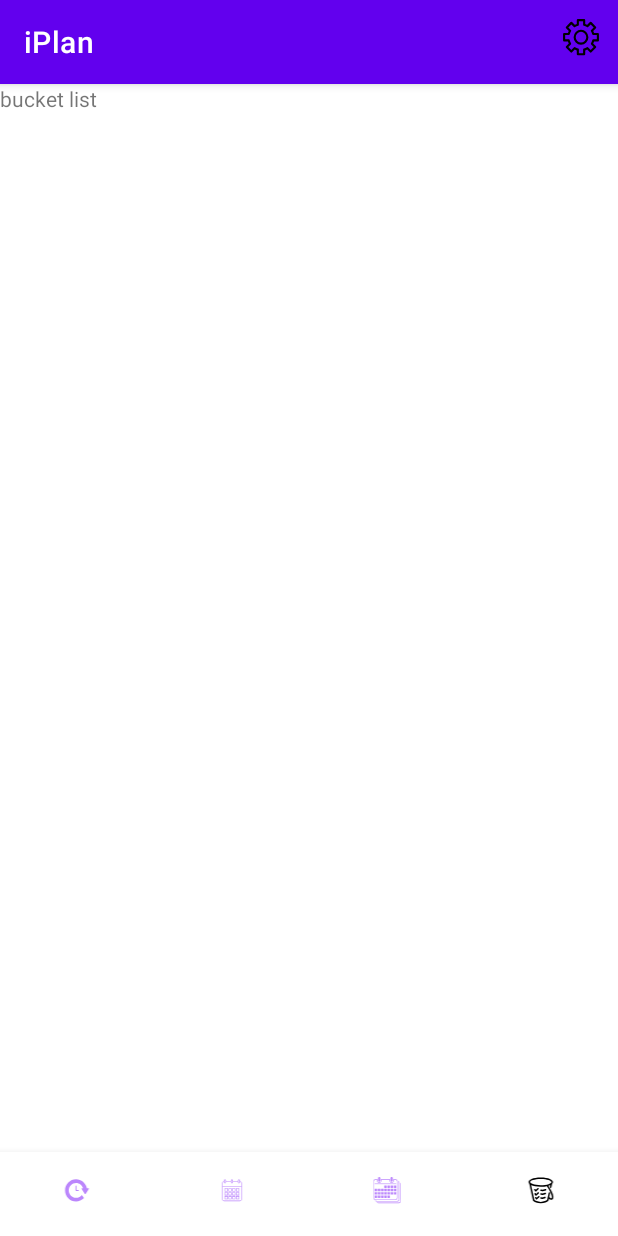
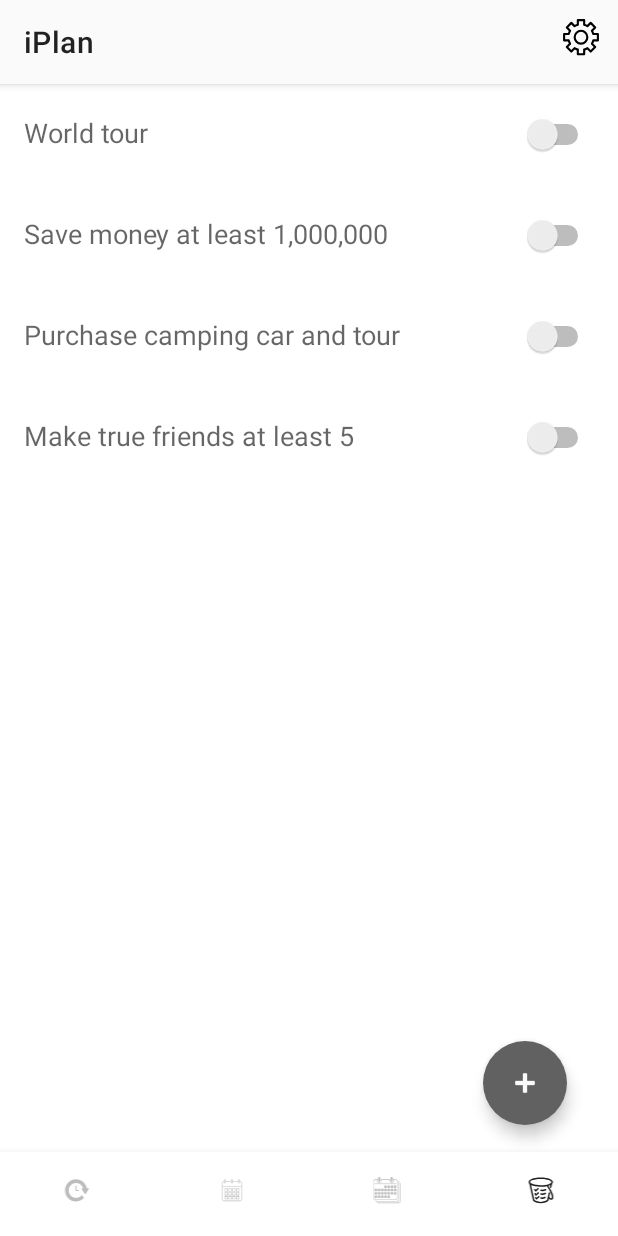
Before and after one commit to Henry-BH-Yoo/iPlan, an Android app: the screen it shows after launch (MainActivity), item 4 of the bottom bar chosen, on a phone screen of 412 x 824 dp. Run offline under Robolectric (Android 15) with nearby library versions, the phone set to English and light mode, and no system bars; our stand-ins replace Room's generated code; 2 statements that could not run were skipped.

Commit message:
add design

```diff
--- a/app/build.gradle
+++ b/app/build.gradle
@@ -38,8 +38,6 @@ dependencies {
     implementation 'androidx.legacy:legacy-support-v4:1.0.0'
     implementation "androidx.room:room-runtime:2.2.6"
     implementation 'org.projectlombok:lombok'
-    implementation 'org.projectlombok:lombok'
-    implementation 'org.projectlombok:lombok'
     implementation 'org.projectlombok:lombok:1.18.12'
     implementation 'androidx.preference:preference:1.1.1'
     annotationProcessor "androidx.room:room-compiler:2.2.6"
--- a/app/src/main/java/ca/on/conec/iplan/entity/User.java
+++ b/app/src/main/java/ca/on/conec/iplan/entity/User.java
@@ -8,7 +8,7 @@ import lombok.Data;
 
 @Entity
 @Data
-public class User {
+public class  User {
     @PrimaryKey (autoGenerate = true)
     public int uid;
 
--- a/app/src/main/java/ca/on/conec/iplan/fragment/BucketListFragment.java
+++ b/app/src/main/java/ca/on/conec/iplan/fragment/BucketListFragment.java
@@ -1,8 +1,10 @@
 package ca.on.conec.iplan.fragment;
 
+import android.app.ActionBar;
 import android.os.Bundle;
 
 import androidx.fragment.app.Fragment;
+import androidx.fragment.app.FragmentTransaction;
 import androidx.room.Room;
 
 import android.util.Log;
@@ -10,7 +12,10 @@ import android.view.LayoutInflater;
 import android.view.View;
 import android.view.ViewGroup;
 
+import com.google.android.material.floatingactionbutton.FloatingActionButton;
+
 import ca.on.conec.iplan.R;
+import ca.on.conec.iplan.activity.MainActivity;
 import ca.on.conec.iplan.database.AppDatabase;
 import ca.on.conec.iplan.entity.User;
 
@@ -27,7 +32,22 @@ public class BucketListFragment extends Fragment {
 
         View v = inflater.inflate(R.layout.fragment_bucket_list, container, false);
 
+        FloatingActionButton addBucketBtn = v.findViewById(R.id.addBucket);
+
+        addBucketBtn.setOnClickListener(new View.OnClickListener() {
+            @Override
+            public void onClick(View v) {
+                Fragment createBucketFragment = new CreateBucketFragment();
+                FragmentTransaction transaction = getActivity().getSupportFragmentManager().beginTransaction();
+                transaction.replace(R.id.main_area , createBucketFragment);
+                transaction.addToBackStack(null);
+                transaction.commit();
+            }
+        });
+
+
         //디비생성
+        /*
         AppDatabase db = AppDatabase.getAppDatabase(getActivity().getApplicationContext());
 
         User user = new User();
@@ -39,7 +59,7 @@ public class BucketListFragment extends Fragment {
             Log.i("INFO", "INSERT Obj");
             db.userDao().insertAll(user);
         }).start();
-
+        */
         return v;
     }
 }
--- a/app/src/main/res/layout/fragment_bucket_list.xml
+++ b/app/src/main/res/layout/fragment_bucket_list.xml
@@ -1,14 +1,127 @@
 <?xml version="1.0" encoding="utf-8"?>
 <FrameLayout xmlns:android="http://schemas.android.com/apk/res/android"
+    xmlns:app="http://schemas.android.com/apk/res-auto"
     xmlns:tools="http://schemas.android.com/tools"
     android:layout_width="match_parent"
     android:layout_height="match_parent"
-    tools:context=".fragment.BucketListFragment">
+    tools:context=".fragment.BucketListFragment"
+    android:layout_marginStart="16dp"
+    android:layout_marginEnd="16dp"
+    >
 
-    <!-- TODO: Update blank fragment layout -->
-    <TextView
+    <com.google.android.material.floatingactionbutton.FloatingActionButton
+        android:id="@+id/addBucket"
+        android:layout_width="match_parent"
+        android:layout_height="wrap_content"
+        android:layout_gravity="end|bottom"
+        android:layout_margin="18dp"
+        android:clickable="true"
+        app:tint="@color/gray_50"
+        android:backgroundTint="@color/gray_700"
+        app:borderWidth="0dp"
+        android:focusable="true"
+        app:srcCompat="@android:drawable/ic_input_add" />
+
+
+    <LinearLayout
         android:layout_width="match_parent"
         android:layout_height="match_parent"
-        android:text="bucket list" />
+        android:orientation="vertical">
+
+        <LinearLayout
+            android:layout_width="match_parent"
+            android:layout_height="wrap_content"
+            android:orientation="horizontal"
+            android:paddingTop="20dp"
+            android:paddingBottom="20dp">
+
+            <TextView
+                android:id="@+id/textView1"
+                android:layout_width="wrap_content"
+                android:layout_height="wrap_content"
+                android:layout_weight="3"
+                android:text="World tour"
+                android:textAppearance="@style/TextAppearance.AppCompat.Medium" />
+
+            <Switch
+                android:id="@+id/switch1"
+                android:layout_width="wrap_content"
+                android:layout_height="wrap_content"
+                android:layout_weight="1" />
+        </LinearLayout>
+
+        <LinearLayout
+            android:layout_width="match_parent"
+            android:layout_height="wrap_content"
+            android:orientation="horizontal"
+            android:paddingTop="20dp"
+            android:paddingBottom="20dp"
+            >
+
+            <TextView
+                android:id="@+id/textView2"
+                android:layout_width="wrap_content"
+                android:layout_height="wrap_content"
+                android:layout_weight="3"
+                android:text="Save money at least 1,000,000"
+                android:textAppearance="@style/TextAppearance.AppCompat.Medium" />
+
+            <Switch
+                android:id="@+id/switch2"
+                android:layout_width="wrap_content"
+                android:layout_height="wrap_content"
+                android:layout_weight="1"
+                />
+        </LinearLayout>
+
+        <LinearLayout
+            android:layout_width="match_parent"
+            android:layout_height="wrap_content"
+            android:orientation="horizontal"
+            android:paddingTop="20dp"
+            android:paddingBottom="20dp"
+            >
+
+            <TextView
+                android:id="@+id/textView3"
+                android:layout_width="wrap_content"
+                android:layout_height="wrap_content"
+                android:layout_weight="3"
+                android:text="Purchase camping car and tour"
+                android:textAppearance="@style/TextAppearance.AppCompat.Medium" />
+
+            <Switch
+                android:id="@+id/switch3"
+                android:layout_width="wrap_content"
+                android:layout_height="wrap_content"
+                android:layout_weight="1"
+                />
+        </LinearLayout>
+
+        <LinearLayout
+            android:layout_width="match_parent"
+            android:layout_height="wrap_content"
+            android:orientation="horizontal"
+            android:paddingTop="20dp"
+            android:paddingBottom="20dp"
+            >
+
+            <TextView
+                android:id="@+id/textView4"
+                android:layout_width="wrap_content"
+                android:layout_height="wrap_content"
+                android:layout_weight="3"
+                android:text="Make true friends at least 5"
+                android:textAppearance="@style/TextAppearance.AppCompat.Medium" />
+
+            <Switch
+                android:id="@+id/switch4"
+                android:layout_width="wrap_content"
+                android:layout_height="wrap_content"
+                android:layout_weight="1"
+                />
+        </LinearLayout>
+
+    </LinearLayout>
 
 </FrameLayout>
--- /dev/null
+++ b/app/src/main/res/layout/spinner_item.xml
@@ -0,0 +1,6 @@
+<?xml version="1.0" encoding="utf-8"?>
+<TextView xmlns:android="http://schemas.android.com/apk/res/android"
+    android:id="@android:id/text1"
+    android:layout_width="match_parent"
+    android:layout_height="wrap_content"
+    android:textSize="16sp"/>
--- a/app/src/main/res/menu/menu_item_color.xml
+++ b/app/src/main/res/menu/menu_item_color.xml
@@ -1,8 +1,8 @@
 <?xml version="1.0" encoding="utf-8"?>
 <selector  xmlns:android="http://schemas.android.com/apk/res/android">
     <item android:state_checked="true"
-        android:color="@color/black"
+        android:color="@color/gray_900"
         android:title="@string/menu_checked" />
-    <item android:color="@color/purple_200"
+    <item android:color="@color/gray_400"
         android:title="@string/menu_default" />
 </selector>
--- a/app/src/main/res/values/colors.xml
+++ b/app/src/main/res/values/colors.xml
@@ -1,5 +1,17 @@
 <?xml version="1.0" encoding="utf-8"?>
 <resources>
+
+    <color name="gray_50">#FAFAFA</color>
+    <color name="gray_100">#F5F5F5</color>
+    <color name="gray_200">#EEEEEE</color>
+    <color name="gray_300">#E0E0E0</color>
+    <color name="gray_400">#BDBDBD</color>
+    <color name="gray_500">#9E9E9E</color>
+    <color name="gray_600">#757575</color>
+    <color name="gray_700">#616161</color>
+    <color name="gray_800">#424242</color>
+    <color name="gray_900">#212121</color>
+
     <color name="purple_200">#FFBB86FC</color>
     <color name="purple_500">#FF6200EE</color>
     <color name="purple_700">#FF3700B3</color>
--- a/app/src/main/res/values/themes.xml
+++ b/app/src/main/res/values/themes.xml
@@ -1,17 +1,22 @@
 <resources xmlns:tools="http://schemas.android.com/tools">
     <!-- Base application theme. -->
-    <style name="Theme.IPlan" parent="Theme.MaterialComponents.DayNight.DarkActionBar">
+    <style name="Theme.IPlan" parent="Theme.MaterialComponents.Light">
         <!-- Primary brand color. -->
-        <item name="colorPrimary">@color/purple_500</item>
-        <item name="colorPrimaryVariant">@color/purple_700</item>
-        <item name="colorOnPrimary">@color/white</item>
+        <item name="colorPrimary">@color/gray_50</item>
+        <item name="colorPrimaryVariant">@color/gray_300</item>
+        <item name="colorOnPrimary">@color/gray_900</item>
         <!-- Secondary brand color. -->
         <item name="colorSecondary">@color/teal_200</item>
         <item name="colorSecondaryVariant">@color/teal_700</item>
         <item name="colorOnSecondary">@color/black</item>
         <!-- Status bar color. -->
         <item name="android:statusBarColor" tools:targetApi="l">?attr/colorPrimaryVariant</item>
+        <item name="android:windowLightStatusBar">true</item>
         <!-- Customize your theme here. -->
+        <item name="colorAccent">@color/gray_900</item>
+
+
+
     </style>
 
     <style name="SplashScreenTheme" parent="Theme.MaterialComponents.DayNight.DarkActionBar">
```
Also changed, not shown: app/src/main/java/ca/on/conec/iplan/fragment/CreateBucketFragment.java (added, +65 -0 lines), app/src/main/res/drawable/border_bottom.xml (added, +9 -0 lines), app/src/main/res/drawable/ic_circle_add.xml (added, +12 -0 lines), app/src/main/res/drawable/round_button.xml (added, +20 -0 lines), app/src/main/res/layout/fragment_create_bucket.xml (added, +167 -0 lines).
